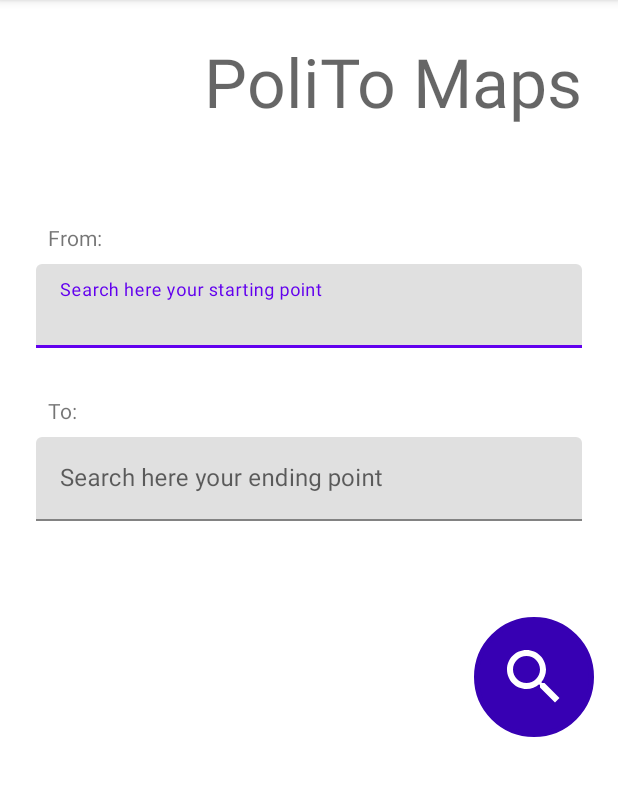
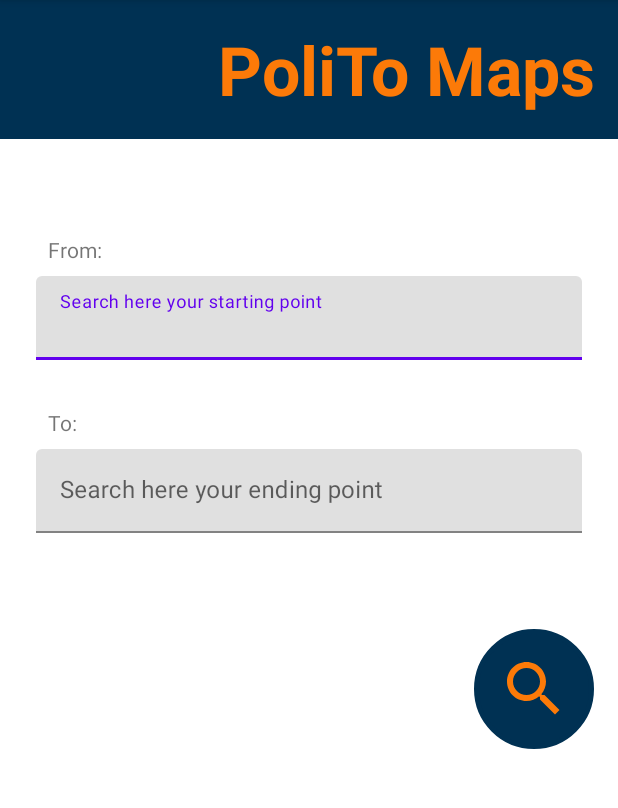
Before and after one commit to lifeofvins/PMaps, an Android app: the screen it shows after launch (MainActivity), on a phone screen of 412 x 824 dp, the part 84-892 px from its top. Run offline under Robolectric (Android 15) with nearby library versions, the phone set to English and light mode, and no system bars.

Commit message:
updated: searching gui

```diff
--- a/app/src/main/res/layout/activity_main.xml
+++ b/app/src/main/res/layout/activity_main.xml
@@ -11,11 +11,13 @@
         android:id="@+id/textView"
         android:layout_width="match_parent"
         android:layout_height="wrap_content"
-        android:layout_marginTop="24dp"
-        android:layout_marginRight="24dp"
+        android:background="@color/prussian_blue"
+        android:padding="16dp"
         android:text="PoliTo Maps"
         android:textAlignment="viewEnd"
-        android:textAppearance="@style/TextAppearance.AppCompat.Display2" />
+        android:textAppearance="@style/TextAppearance.AppCompat.Display2"
+        android:textColor="@color/orange_poli"
+        android:textStyle="bold" />
 
     <TextView
         android:id="@+id/textView4"
@@ -68,9 +70,9 @@
         android:layout_marginTop="64dp"
         android:layout_marginRight="16dp"
         android:background="@drawable/circle"
-        android:backgroundTint="@color/purple_700"
+        android:backgroundTint="@color/prussian_blue"
         android:padding="16dp"
         app:srcCompat="@drawable/ic_search_black_24dp"
-        app:tint="@color/white" />
+        app:tint="@color/orange_poli" />
 
 </LinearLayout>
--- a/app/src/main/res/values/colors.xml
+++ b/app/src/main/res/values/colors.xml
@@ -7,4 +7,8 @@
     <color name="teal_700">#FF018786</color>
     <color name="black">#FF000000</color>
     <color name="white">#FFFFFFFF</color>
+    <color name="prussian_blue">#003153</color>
+    <color name="orange_poli">#fc7a08</color>
+    <color name="darkGray">#333533</color>
+    <color name="lightGray">#EEE</color>
 </resources>
```
